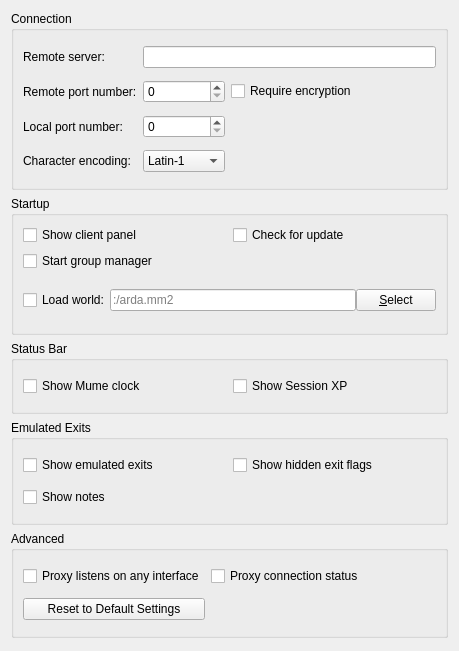
The window that src/preferences/generalpage.ui (MUME/MMapper) describes before a commit, drawn with Qt 5.
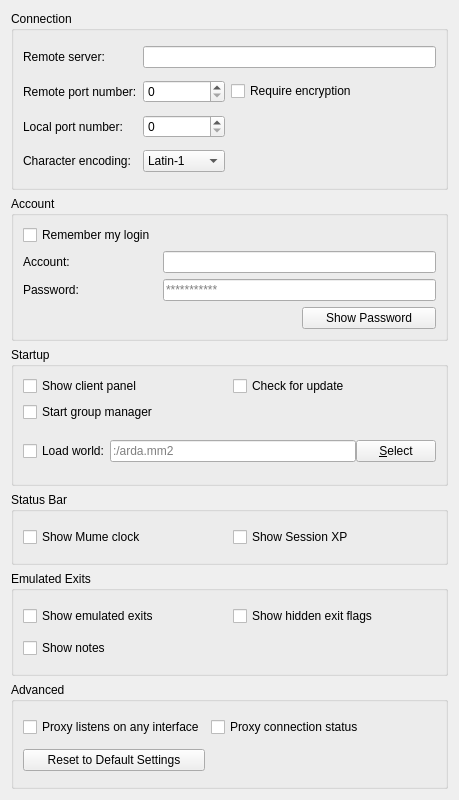
The same window after the commit.

Commit message: qtkeychain: remember login credentials

The edit to the form file:
```diff
--- a/src/preferences/generalpage.ui
+++ b/src/preferences/generalpage.ui
@@ -7,7 +7,7 @@
     <x>0</x>
     <y>0</y>
     <width>459</width>
-    <height>651</height>
+    <height>754</height>
    </rect>
   </property>
   <property name="windowTitle">
@@ -153,6 +153,56 @@
      </layout>
     </widget>
    </item>
+   <item>
+    <widget class="QGroupBox" name="groupBox_3">
+     <property name="title">
+      <string>Account</string>
+     </property>
+     <layout class="QGridLayout" name="gridLayout_7">
+      <item row="1" column="0">
+       <widget class="QLabel" name="label_2">
+        <property name="text">
+         <string>Account:</string>
+        </property>
+       </widget>
+      </item>
+      <item row="2" column="0">
+       <widget class="QLabel" name="label_3">
+        <property name="text">
+         <string>Password:</string>
+        </property>
+       </widget>
+      </item>
+      <item row="1" column="1" colspan="2">
+       <widget class="QLineEdit" name="accountName"/>
+      </item>
+      <item row="2" column="1" colspan="2">
+       <widget class="QLineEdit" name="accountPassword">
+        <property name="echoMode">
+         <enum>QLineEdit::PasswordEchoOnEdit</enum>
+        </property>
+        <property name="placeholderText">
+         <string>***********</string>
+        </property>
+       </widget>
+      </item>
+      <item row="3" column="2">
+       <widget class="QPushButton" name="showPassword">
+        <property name="text">
+         <string>Show Password</string>
+        </property>
+       </widget>
+      </item>
+      <item row="0" column="0" colspan="3">
+       <widget class="QCheckBox" name="autoLogin">
+        <property name="text">
+         <string>Remember my login</string>
+        </property>
+       </widget>
+      </item>
+     </layout>
+    </widget>
+   </item>
    <item>
     <widget class="QGroupBox" name="groupBox">
      <property name="minimumSize">
```
Left out of the diff: 6 changed lines with no effect on the pictures. The commit also changes 19 other files.
